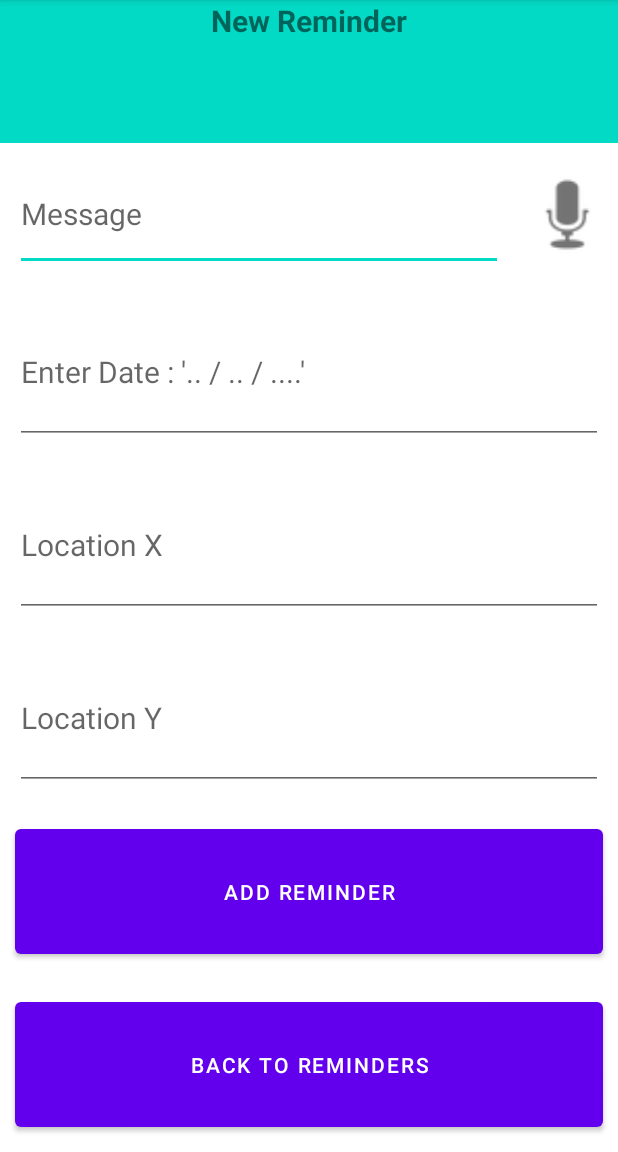
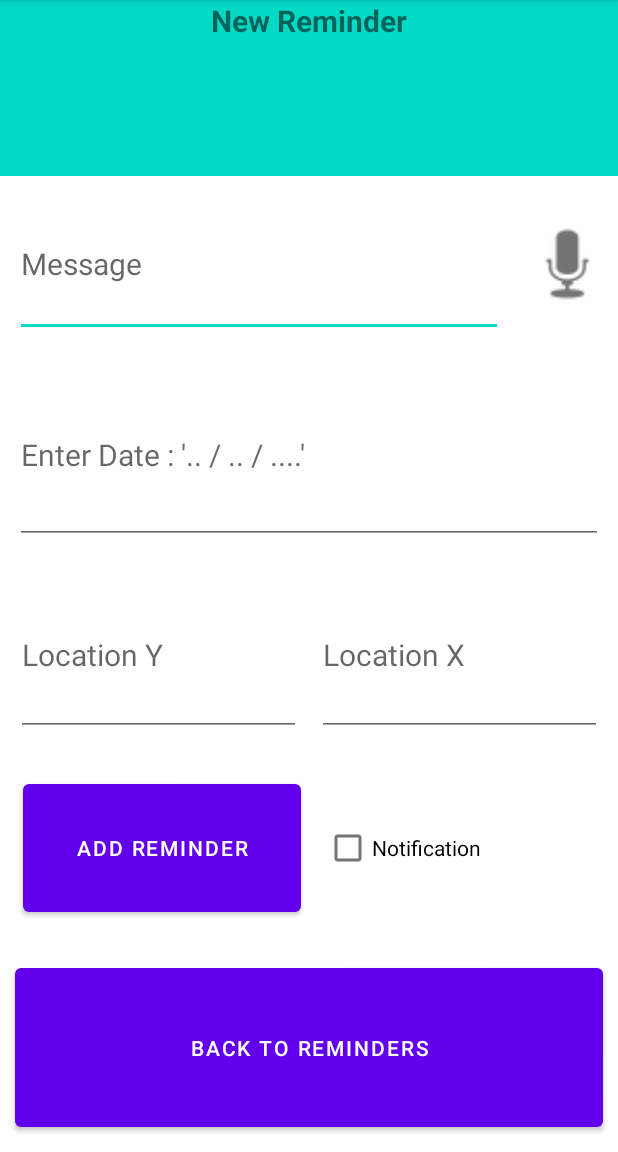
Before and after one commit to pportron/MC_Project, an Android app: the AddReminder screen opened directly, with no data from a screen before it, on a phone screen of 412 x 824 dp, the part 84-1236 px from its top. Run offline under Robolectric (Android 15) with nearby library versions, the phone set to English and light mode, and no system bars.

Commit message:
HW3 checkbox notif

```diff
--- a/app/src/main/java/com/mobilecomputing/mc_project/AddReminder.java
+++ b/app/src/main/java/com/mobilecomputing/mc_project/AddReminder.java
@@ -14,6 +14,7 @@ import android.database.Cursor;
 import android.os.Bundle;
 import android.view.View;
 import android.widget.Button;
+import android.widget.CheckBox;
 import android.widget.EditText;
 import android.widget.Toast;
 
@@ -138,6 +139,7 @@ public class AddReminder extends AppCompatActivity {
         BtnADDRMD.setOnClickListener(new View.OnClickListener() {
             @Override
             public void onClick(View view) {
+                CheckBox NotifCheckBox = (CheckBox) findViewById(R.id.NotifBox);
 
                 String Message = MsgET.getText().toString();
                 String remember_time = DtET.getText().toString();
@@ -160,7 +162,7 @@ public class AddReminder extends AppCompatActivity {
                 }
                 long actualDate = System.currentTimeMillis();
                 long timetodate = date-actualDate;
-                if (timetodate <= 0)
+                if (timetodate <= 0 || !NotifCheckBox.isChecked())
                 {
                     reminder_seen = 1;
                 }
@@ -178,7 +180,8 @@ public class AddReminder extends AppCompatActivity {
                     dbHandler.addNewReminder(Message, remember_time, creation_time, creator_id, reminder_seen, location_x, location_y);
                     Toast.makeText(AddReminder.this, "Reminder Added", Toast.LENGTH_SHORT).show();
 
-
+                    if (NotifCheckBox.isChecked())
+                    {
                         arraylist = new ArrayList<>();
                         int i = 0;
                         Cursor c = dbHandler.readReminder();
@@ -198,6 +201,8 @@ public class AddReminder extends AppCompatActivity {
                                 .build();
 
                         WorkManager.getInstance().enqueue(request);
+                    }
+
 
                 }
 
--- a/app/src/main/java/com/mobilecomputing/mc_project/Main.java
+++ b/app/src/main/java/com/mobilecomputing/mc_project/Main.java
@@ -27,14 +27,6 @@ public class Main extends AppCompatActivity {
         super.onCreate(savedInstanceState);
         setContentView(R.layout.main);
 
-        Bundle Extras = getIntent().getExtras();
-        int ToShow=0;
-        if (Extras != null)
-        {
-            ToShow = 1;
-        }
-
-
         ListRmd = (RecyclerView) findViewById(R.id.ReminderList);
 
         DBHandler dbHandler = new DBHandler(Main.this);
@@ -43,7 +35,7 @@ public class Main extends AppCompatActivity {
         while (c.moveToNext())
         {
             Reminder reminder = new Reminder(c.getInt(0),c.getString(1),c.getString(2),c.getString(3),c.getString(4),c.getInt(5),c.getDouble(6),c.getDouble(7));
-            if (reminder.getReminder_seen() == 1 || ToShow == 1)
+            if (reminder.getReminder_seen() == 1 || getIntent().getExtras() != null)
             {
                 arraylist.add(reminder);
             }
--- a/app/src/main/java/com/mobilecomputing/mc_project/myWorker.java
+++ b/app/src/main/java/com/mobilecomputing/mc_project/myWorker.java
@@ -41,7 +41,6 @@ public class myWorker extends Worker {
         int reminder_seen = 1;
         dbHandler.updateReminder(Id,Message, remember_time, creation_time, creator_id, reminder_seen, location_x, location_y);
 
-
         return Result.success();
     }
 
--- a/app/src/main/res/layout/addremind.xml
+++ b/app/src/main/res/layout/addremind.xml
@@ -58,35 +58,59 @@
         android:inputType="text"
         android:textSize="20sp" />
 
-    <EditText
-        android:id="@+id/LocationX"
+    <LinearLayout
         android:layout_width="match_parent"
         android:layout_height="0dp"
         android:layout_weight="0.1"
-        android:layout_margin="10dp"
-        android:hint="Location X"
+        android:layout_margin="5dp"
+        android:orientation="horizontal">
+
+        <EditText
+            android:id="@+id/LocationY"
+            android:layout_width="0dp"
+            android:layout_height="match_parent"
+            android:layout_margin="5dp"
+            android:layout_weight="0.5"
+            android:hint="Location Y"
             android:inputType="numberDecimal"
             android:textSize="20sp" />
 
         <EditText
-        android:id="@+id/LocationY"
+            android:id="@+id/LocationX"
+            android:layout_width="0dp"
+            android:layout_height="match_parent"
+            android:layout_margin="5dp"
+            android:layout_weight="0.5"
+            android:hint="Location X"
+            android:inputType="numberDecimal"
+            android:textSize="20sp" />
+    </LinearLayout>
+
+
+    <LinearLayout
         android:layout_width="match_parent"
         android:layout_height="0dp"
         android:layout_weight="0.1"
-        android:layout_margin="10dp"
-        android:hint="Location Y"
-        android:inputType="numberDecimal"
-        android:textSize="20sp" />
-
+        android:layout_margin="5dp"
+        android:orientation="horizontal">
 
         <Button
             android:id="@+id/AddNewRButt"
-        android:layout_width="match_parent"
-        android:layout_height="0dp"
+            android:layout_width="0dp"
+            android:layout_height="match_parent"
             android:layout_margin="10dp"
-        android:layout_weight="0.1"
+            android:layout_weight="0.5"
             android:text="Add Reminder" />
 
+
+        <CheckBox
+            android:id="@+id/NotifBox"
+            android:layout_width="0dp"
+            android:layout_height="match_parent"
+            android:layout_weight="0.5"
+            android:layout_margin="5dp"
+            android:text="Notification" />
+    </LinearLayout>
 
     <Button
         android:id="@+id/BackToReminders"
```
Lines whose indentation alone changed are shown as unchanged.
